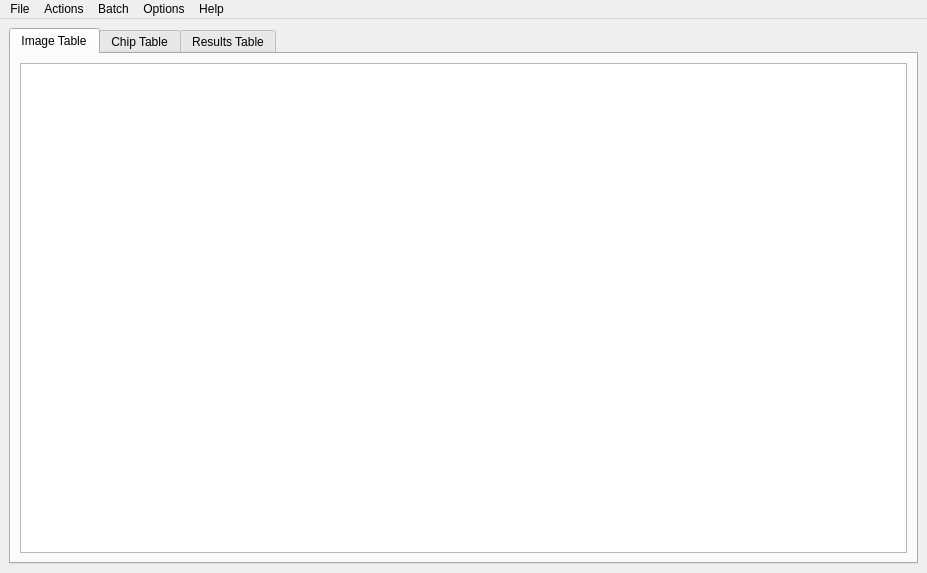
First picture: the form in _frontend/MainSkel.ui, repository Erotemic/hotspotter, before the edit.
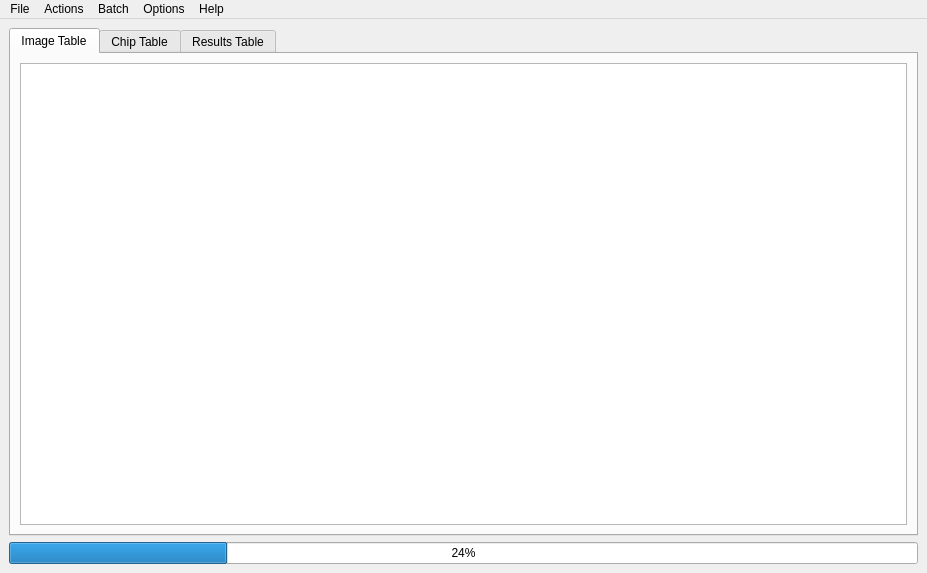
Second picture: the form after the edit.

Commit message: Fixed computing 1 task in parallel. Added phantom progress bar

```diff
--- a/_frontend/MainSkel.ui
+++ b/_frontend/MainSkel.ui
@@ -93,7 +93,18 @@
      </layout>
     </item>
     <item row="2" column="1">
-     <layout class="QHBoxLayout" name="status_HLayout"/>
+     <layout class="QHBoxLayout" name="status_HLayout">
+      <item>
+       <widget class="QProgressBar" name="progressBar">
+        <property name="value">
+         <number>24</number>
+        </property>
+        <property name="textVisible">
+         <bool>true</bool>
+        </property>
+       </widget>
+      </item>
+     </layout>
     </item>
    </layout>
   </widget>
```
The commit also changes 13 other files.
